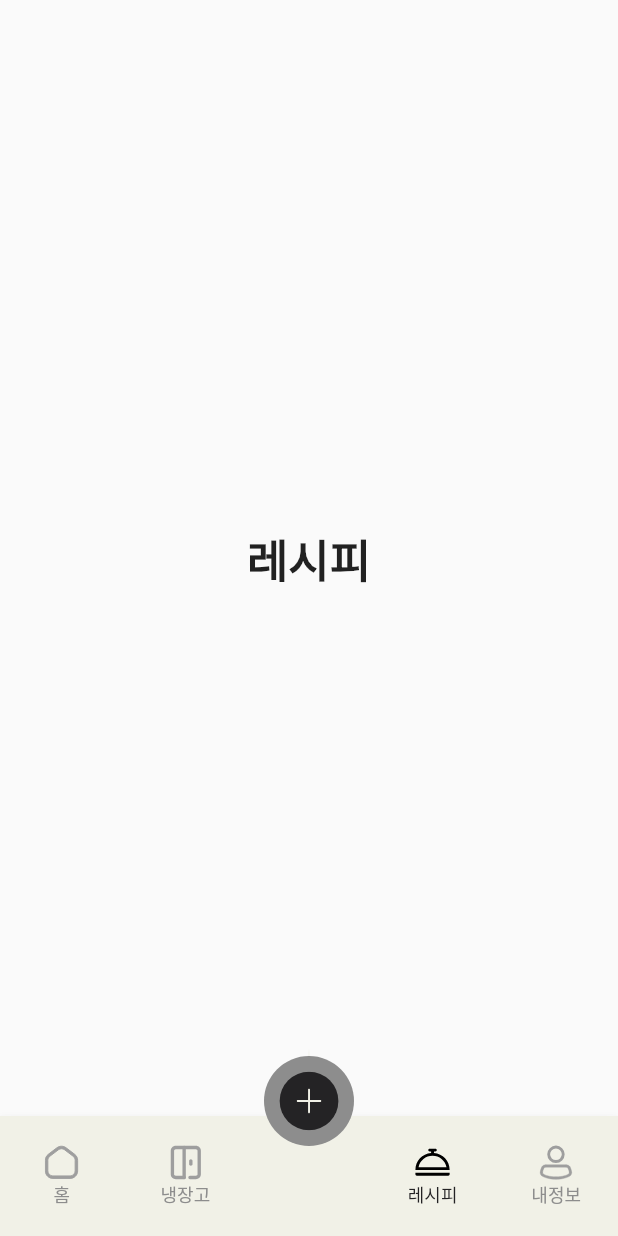
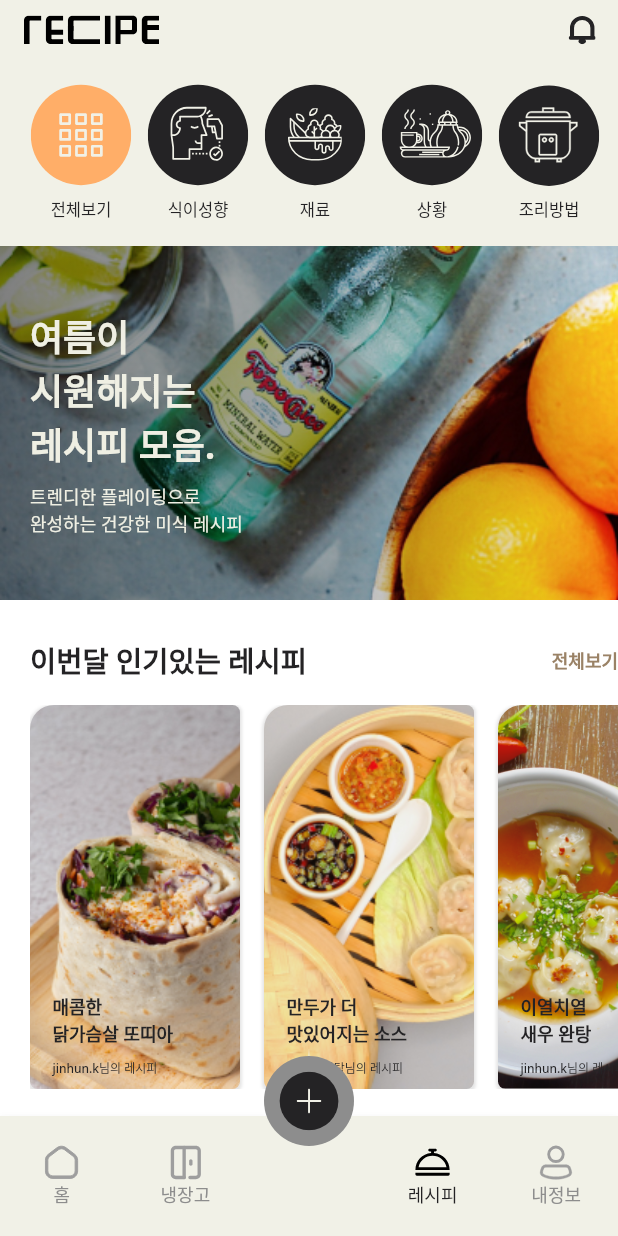
Before and after one commit to Endless-Creation-32nd/refri_Mobile, a Flutter app: the screen it shows after launch, item 4 of the bottom bar chosen, on a phone screen of 412 x 824 dp. Run offline on Flutter 3.47's test engine with Material 2 defaults, Android fonts, the phone set to English and light mode, and no system bars; drawn by our look-alikes of carousel_slider, convex_bottom_bar; our stand-ins replace flutter_svg.

Commit message:
Feat: 레시피 스크린 개발 #4

```diff
--- /dev/null
+++ b/lib/components/favorit_recipe_card.dart
@@ -0,0 +1,65 @@
+import 'package:flutter/material.dart';
+import 'package:refri_mobile/const/colors.dart';
+
+class FavoritRecipeCard extends StatelessWidget {
+  final String title, author, image;
+
+  const FavoritRecipeCard(
+      {required this.title,
+      required this.author,
+      required this.image,
+      Key? key})
+      : super(key: key);
+
+  @override
+  Widget build(BuildContext context) {
+    return Container(
+        height: 256,
+        width: 140,
+        decoration: BoxDecoration(
+          borderRadius: BorderRadius.only(
+            topLeft: Radius.circular(16),
+            topRight: Radius.circular(5),
+            bottomLeft: Radius.circular(5),
+            bottomRight: Radius.circular(5),
+          ),
+          boxShadow: [
+            BoxShadow(
+                color: Colors.black.withOpacity(0.1),
+                spreadRadius: 1,
+                blurRadius: 1,
+                offset: Offset(0, 1))
+          ],
+          image: DecorationImage(
+            image: AssetImage(image),
+            fit: BoxFit.cover,
+          ),
+        ),
+        child: Padding(
+          padding: const EdgeInsets.symmetric(horizontal: 15.0, vertical: 8.0),
+          child: Column(
+            mainAxisAlignment: MainAxisAlignment.end,
+            crossAxisAlignment: CrossAxisAlignment.stretch,
+            children: [
+              Text(
+                title,
+                style: TextStyle(
+                  color: BLACK_COLOR,
+                  fontSize: 12,
+                  fontWeight: FontWeight.w700,
+                ),
+              ),
+              SizedBox(height: 8),
+              Text(
+                '$author님의 레시피',
+                style: TextStyle(
+                  color: BLACK_COLOR,
+                  fontSize: 8,
+                  fontWeight: FontWeight.w500,
+                ),
+              ),
+            ],
+          ),
+        ));
+  }
+}
--- a/lib/components/main_section.dart
+++ b/lib/components/main_section.dart
@@ -4,13 +4,18 @@ import 'package:refri_mobile/const/colors.dart';
 class MainSection extends StatelessWidget {
   final String title;
   final Widget child;
-  const MainSection({required this.title, required this.child, Key? key})
+  final EdgeInsetsGeometry? padding;
+
+  const MainSection(
+      {required this.title, required this.child, this.padding, Key? key})
       : super(key: key);
 
   @override
   Widget build(BuildContext context) {
     return Padding(
-      padding: const EdgeInsets.symmetric(horizontal: 20.0, vertical: 26),
+      padding: padding != null
+          ? padding!
+          : const EdgeInsets.symmetric(horizontal: 20.0, vertical: 26),
       child: Column(
         children: [
           Row(
--- a/lib/main.dart
+++ b/lib/main.dart
@@ -3,6 +3,7 @@ import 'package:flutter/material.dart';
 import 'package:flutter_svg/flutter_svg.dart';
 import 'package:refri_mobile/const/colors.dart';
 import 'package:refri_mobile/screens/home_screen.dart';
+import 'package:refri_mobile/screens/recipe_screen.dart';
 
 void main() {
   runApp(MaterialApp(
@@ -39,10 +40,7 @@ class _AppState extends State<App> {
       '추가하기',
       style: optionStyle,
     ),
-    Text(
-      '레시피',
-      style: optionStyle,
-    ),
+    RecipeScreen(),
     Text(
       '내정보',
       style: optionStyle,
--- /dev/null
+++ b/lib/screens/recipe_screen.dart
@@ -0,0 +1,278 @@
+import 'package:carousel_slider/carousel_slider.dart';
+import 'package:flutter/material.dart';
+import 'package:refri_mobile/components/banner_card.dart';
+import 'package:refri_mobile/components/favorit_recipe_card.dart';
+import 'package:refri_mobile/components/main_section.dart';
+import 'package:refri_mobile/components/recipe_card.dart';
+import 'package:refri_mobile/components/recipe_header.dart';
+import 'package:refri_mobile/components/refri_app_bar.dart';
+import 'package:refri_mobile/components/home_header.dart';
+import 'package:refri_mobile/const/colors.dart';
+
+class RecipeScreen extends StatelessWidget {
+  const RecipeScreen({Key? key}) : super(key: key);
+
+  @override
+  Widget build(BuildContext context) {
+    return Container(
+      color: Colors.white,
+      child: CustomScrollView(
+        slivers: [
+          RefriAppBar(
+            logoPath: "asset/svg/logo_recipe_icon.svg",
+          ),
+          RecipeHeader(),
+          SliverToBoxAdapter(child: _CarouselSlider()),
+          SliverToBoxAdapter(child: _FavoritRecipe()),
+          SliverToBoxAdapter(child: Container(height: 6, color: PRIMARY_COLOR)),
+          SliverToBoxAdapter(child: _Recipe()),
+          SliverToBoxAdapter(child: _PublishBanner()),
+          SliverToBoxAdapter(child: _SimilarRecipe()),
+          SliverToBoxAdapter(child: _RecentRecipe()),
+        ],
+      ),
+    );
+  }
+}
+
+class _CarouselSlider extends StatelessWidget {
+  const _CarouselSlider({Key? key}) : super(key: key);
+
+  @override
+  Widget build(BuildContext context) {
+    final List<String> images = [
+      'asset/img/main_sample_2.png',
+      'asset/img/main_sample_2.png',
+    ];
+
+    return Container(
+        child: CarouselSlider(
+      options: CarouselOptions(
+        autoPlay: true,
+        viewportFraction: 1,
+        height: 236,
+      ),
+      items: [0, 1].map((i) {
+        return Builder(
+          builder: (BuildContext context) {
+            return BannerCard(
+                id: i,
+                image: images[i],
+                title: "여름이\n시원해지는\n레시피 모음.",
+                description: "트렌디한 플레이팅으로\n완성하는 건강한 미식 레시피");
+          },
+        );
+      }).toList(),
+    ));
+  }
+}
+
+class FavoritRecipeData {
+  int id;
+  String title, author, image;
+  FavoritRecipeData(
+      {required this.id,
+      required this.title,
+      required this.author,
+      required this.image});
+}
+
+class _FavoritRecipe extends StatelessWidget {
+  const _FavoritRecipe({Key? key}) : super(key: key);
+
+  @override
+  Widget build(BuildContext context) {
+    final List<FavoritRecipeData> data = [
+      FavoritRecipeData(
+        id: 1,
+        title: "매콤한\n닭가슴살 또띠아",
+        author: "jinhun.k",
+        image: "asset/img/favorit_recipe_sample_1.png",
+      ),
+      FavoritRecipeData(
+        id: 2,
+        title: "만두가 더\n맛있어지는 소스",
+        author: "나래의 식탁",
+        image: "asset/img/favorit_recipe_sample_2.png",
+      ),
+      FavoritRecipeData(
+        id: 3,
+        title: "이열치열\n새우 완탕",
+        author: "jinhun.k",
+        image: "asset/img/favorit_recipe_sample_3.png",
+      )
+    ];
+
+    return MainSection(
+        padding: EdgeInsets.only(top: 26, bottom: 26, left: 20),
+        title: "이번달 인기있는 레시피",
+        child: SizedBox(
+          height: 256,
+          child: ListView.separated(
+            scrollDirection: Axis.horizontal,
+            itemCount: 3,
+            separatorBuilder: (context, index) => SizedBox(width: 16),
+            itemBuilder: (context, index) {
+              return FavoritRecipeCard(
+                title: data[index].title,
+                author: data[index].author,
+                image: data[index].image,
+              );
+            },
+          ),
+        ));
+  }
+}
+
+class _Recipe extends StatelessWidget {
+  const _Recipe({Key? key}) : super(key: key);
+
+  @override
+  Widget build(BuildContext context) {
+    return MainSection(
+        title: "현재 재료로 만들 수 있어요",
+        child:
+            Row(mainAxisAlignment: MainAxisAlignment.spaceBetween, children: [
+          RecipeCard(
+            title: "샐러드로 채운 아보카도",
+            tags: ["키토", "비건", "가벼운"],
+            image: "asset/img/recipe_sample_1.png",
+          ),
+          RecipeCard(
+            title: "연어 바지락 크림스프",
+            tags: ["키토", "따뜻한", "편안한"],
+            image: "asset/img/recipe_sample_2.png",
+          ),
+        ]));
+  }
+}
+
+class _PublishBanner extends StatelessWidget {
+  const _PublishBanner({Key? key}) : super(key: key);
+
+  @override
+  Widget build(BuildContext context) {
+    return Container(
+        height: 115,
+        decoration: BoxDecoration(
+          image: DecorationImage(
+              fit: BoxFit.cover, image: AssetImage("asset/img/레시피등록배경.png")),
+        ),
+        child: Padding(
+          padding: const EdgeInsets.symmetric(horizontal: 20, vertical: 15),
+          child: Column(
+            mainAxisAlignment: MainAxisAlignment.spaceBetween,
+            crossAxisAlignment: CrossAxisAlignment.start,
+            children: [
+              Text("리프렌즈에게 나의 집밥 레시피를 공유해요!\n레시피 채택시 리프리에서 멋진 선물을 보내드려요.",
+                  style: TextStyle(
+                      color: BLACK_COLOR,
+                      fontSize: 10,
+                      fontWeight: FontWeight.w500)),
+              SizedBox(
+                width: 155,
+                height: 31,
+                child: ElevatedButton(
+                    onPressed: () {},
+                    style: ButtonStyle(
+                      shape: MaterialStateProperty.all(RoundedRectangleBorder(
+                        borderRadius: BorderRadius.circular(30.0),
+                      )),
+                      backgroundColor: MaterialStateProperty.all(BLACK_COLOR),
+                    ),
+                    child: Text("등록 신청하기",
+                        style: TextStyle(
+                            color: Color(0xFFFFAE68),
+                            fontSize: 10,
+                            fontWeight: FontWeight.w500))),
+              )
+            ],
+          ),
+        ));
+  }
+}
+
+class _SimilarRecipe extends StatelessWidget {
+  const _SimilarRecipe({Key? key}) : super(key: key);
+
+  @override
+  Widget build(BuildContext context) {
+    return MainSection(
+        title: "같은 식이성향이 저장했어요",
+        child:
+            Row(mainAxisAlignment: MainAxisAlignment.spaceBetween, children: [
+          RecipeCard(
+            title: "닭가슴살 키토 김밥",
+            tags: ["키토", "가벼운", "단백질"],
+            image: "asset/img/recipe_sample_3.png",
+          ),
+          RecipeCard(
+            title: "소스 자작한 연어 스테이크",
+            tags: ["키토", "따뜻한", "단백질"],
+            image: "asset/img/recipe_sample_4.png",
+          ),
+        ]));
+  }
+}
+
+class _RecentRecipe extends StatelessWidget {
+  const _RecentRecipe({Key? key}) : super(key: key);
+
+  @override
+  Widget build(BuildContext context) {
+    return MainSection(
+        padding: EdgeInsets.only(top: 0, bottom: 26, left: 20, right: 20),
+        title: "최근 업로드 레시피",
+        child: GridView.count(
+          physics: NeverScrollableScrollPhysics(),
+          shrinkWrap: true,
+          padding: EdgeInsets.only(bottom: 20),
+          childAspectRatio: 163.97 / 189.88,
+          crossAxisCount: 2,
+          mainAxisSpacing: 16.5,
+          crossAxisSpacing: 20,
+          children: const [
+            RecipeCard(
+              title: "견과류를 얹은 노오븐 머핀",
+              tags: ["호두", "디저트", "달콤한"],
+              image: "asset/img/recipe_sample_5.png",
+            ),
+            RecipeCard(
+              title: "연어 바지락 크림스프",
+              tags: ["키토", "따뜻한", "편안한"],
+              image: "asset/img/recipe_sample_2.png",
+            ),
+            RecipeCard(
+              title: "연어 바지락 크림스프",
+              tags: ["키토", "따뜻한", "편안한"],
+              image: "asset/img/recipe_sample_2.png",
+            ),
+            RecipeCard(
+              title: "연어 바지락 크림스프",
+              tags: ["키토", "따뜻한", "편안한"],
+              image: "asset/img/recipe_sample_2.png",
+            ),
+            RecipeCard(
+              title: "연어 바지락 크림스프",
+              tags: ["키토", "따뜻한", "편안한"],
+              image: "asset/img/recipe_sample_2.png",
+            ),
+            RecipeCard(
+              title: "연어 바지락 크림스프",
+              tags: ["키토", "따뜻한", "편안한"],
+              image: "asset/img/recipe_sample_2.png",
+            ),
+            RecipeCard(
+              title: "연어 바지락 크림스프",
+              tags: ["키토", "따뜻한", "편안한"],
+              image: "asset/img/recipe_sample_2.png",
+            ),
+            RecipeCard(
+              title: "연어 바지락 크림스프",
+              tags: ["키토", "따뜻한", "편안한"],
+              image: "asset/img/recipe_sample_2.png",
+            ),
+          ],
+        ));
+  }
+}
```
Also changed, not shown: lib/components/recipe_header.dart (added, +87 -0 lines).
